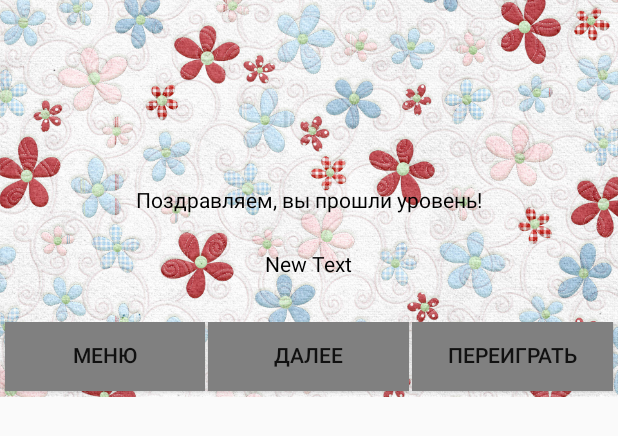
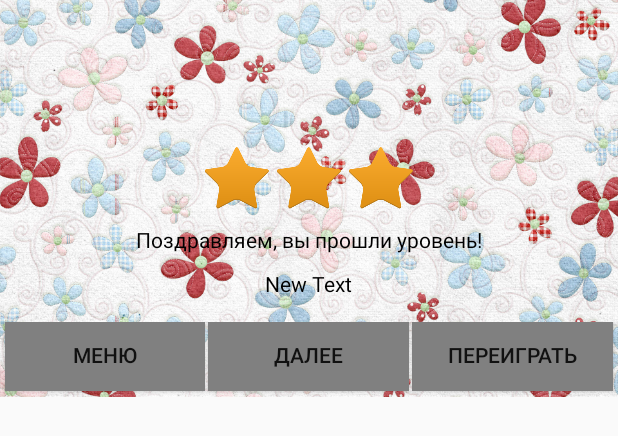
Before and after one commit to yarus777/FindDifferences, an Android app: the layout dialog_win.xml on its own in the app's theme, with its tools: preview values and no code run, on a phone screen of 412 x 824 dp. Shown: the top 436 px of the screen. Run offline under Robolectric (Android 15) with nearby library versions, the light colour scheme and no system bars.

Commit message:
no message

```diff
--- a/app/src/main/java/com/adeco/finddifferences/GameActivity.java
+++ b/app/src/main/java/com/adeco/finddifferences/GameActivity.java
@@ -187,7 +187,6 @@ public class GameActivity extends Activity implements StatisticHandler, Differen
             long stopTime = cal.getTimeInMillis();
             long millis = stopTime - start;
             int seconds = (int) (millis / 1000);
-            Log.d("MyTag", "Time " + seconds);
             timer.stop();
             }
     }
--- a/app/src/main/res/layout/dialog_win.xml
+++ b/app/src/main/res/layout/dialog_win.xml
@@ -13,7 +13,6 @@
         android:layout_height="181dp"
         android:background="@drawable/win_bg"
         android:weightSum="1"
-        android:paddingTop="15dp"
         android:layout_weight="0.13">
 
 
@@ -28,7 +27,7 @@
             android:gravity="center"
             android:layout_above="@+id/lvl_time"
             android:layout_centerHorizontal="true"
-            android:layout_marginBottom="23dp">
+            android:layout_marginBottom="10dp">
         </TextView>
 
         <TextView
@@ -37,9 +36,9 @@
             android:text="New Text"
             android:textColor="#000"
             android:id="@+id/lvl_time"
+            android:layout_marginBottom="16dp"
             android:layout_above="@+id/linearLayout"
-            android:layout_centerHorizontal="true"
-            android:layout_marginBottom="29dp" />
+            android:layout_centerHorizontal="true" />
 
         <LinearLayout
             android:orientation="horizontal"
@@ -93,6 +92,54 @@
                 android:textAlignment="center" />
         </LinearLayout>
 
+        <RelativeLayout
+            android:orientation="horizontal"
+            android:layout_width="match_parent"
+            android:layout_height="wrap_content"
+            android:layout_alignParentLeft="true"
+            android:layout_alignParentStart="true"
+            android:layout_above="@+id/complete_txt"
+            android:layout_marginBottom="10dp">
+
+            <ImageView
+                android:layout_width="wrap_content"
+                android:layout_height="wrap_content"
+                android:id="@+id/imageView"
+                android:gravity="center"
+                android:background="@drawable/starfull"
+                android:layout_alignTop="@+id/imageView3"
+                android:layout_toRightOf="@+id/imageView3"
+                android:layout_toEndOf="@+id/imageView3"
+                android:layout_marginLeft="5dp"
+                android:layout_alignParentTop="false"
+                android:layout_alignParentBottom="true"
+                android:layout_marginBottom="5dp" />
+
+            <ImageView
+                android:layout_width="wrap_content"
+                android:layout_height="wrap_content"
+                android:id="@+id/imageView2"
+                android:gravity="center"
+                android:background="@drawable/starfull"
+                android:layout_alignTop="@+id/imageView3"
+                android:layout_toLeftOf="@+id/imageView3"
+                android:layout_toStartOf="@+id/imageView3"
+                android:layout_marginRight="5dp"
+                android:layout_alignParentBottom="true"
+                android:layout_marginBottom="5dp" />
+
+            <ImageView
+                android:layout_width="wrap_content"
+                android:layout_height="wrap_content"
+                android:id="@+id/imageView3"
+                android:gravity="center"
+                android:background="@drawable/starfull"
+                android:layout_marginTop="5dp"
+                android:layout_alignParentBottom="true"
+                android:layout_centerHorizontal="true"
+                android:layout_marginBottom="5dp" />
+        </RelativeLayout>
+
     </RelativeLayout>
 
 </LinearLayout>
```
